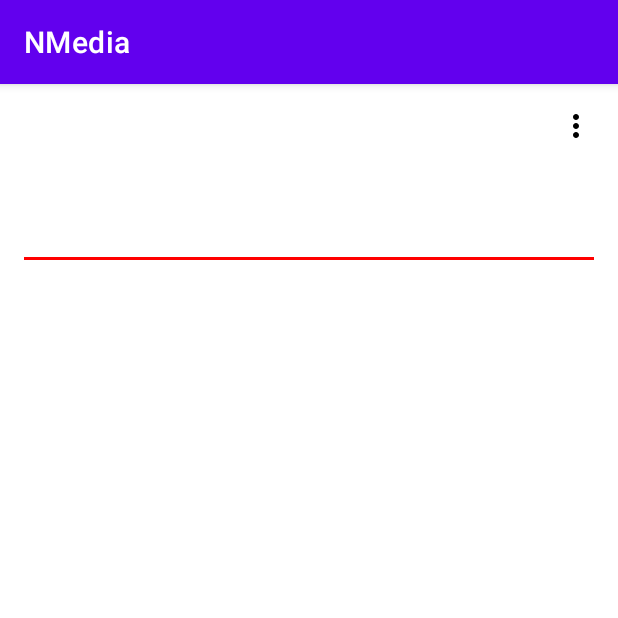
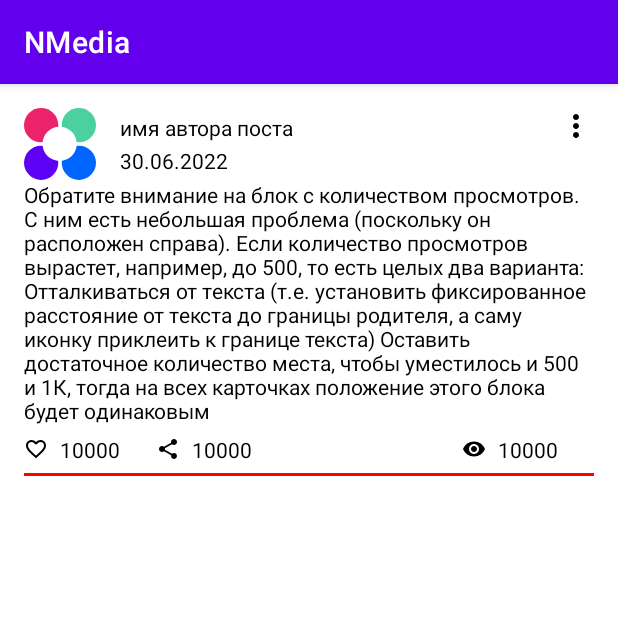
Before and after one commit to Alvari1/and2homeworks, an Android app: the screen it shows after launch (MainActivity), on a phone screen of 412 x 824 dp, the top half of it. Run offline under Robolectric (Android 15) with nearby library versions, the light colour scheme and no system bars.

Commit message:
fixed android values for texts

```diff
--- a/app/src/main/res/layout/post_list_item.xml
+++ b/app/src/main/res/layout/post_list_item.xml
@@ -13,7 +13,7 @@
         android:contentDescription="@string/avatar_description"
         app:layout_constraintStart_toStartOf="parent"
         app:layout_constraintTop_toTopOf="parent"
-        tools:srcCompat="@drawable/ic_netology_48dp" />
+        android:src="@drawable/ic_netology_48dp" />
 
     <androidx.appcompat.widget.AppCompatTextView
         android:id="@+id/authorName"
@@ -28,7 +28,7 @@
         app:layout_constraintStart_toEndOf="@+id/avatar"
         app:layout_constraintTop_toTopOf="@+id/avatar"
         android:textColor="@android:color/black"
-        tools:text="имя автора поста" />
+        android:text="имя автора поста" />
 
     <androidx.appcompat.widget.AppCompatTextView
         android:id="@+id/date"
@@ -41,7 +41,7 @@
         app:layout_constraintStart_toStartOf="@id/authorName"
         app:layout_constraintTop_toBottomOf="@id/authorName"
         android:textColor="@android:color/black"
-        tools:text="DD.MM.YYYY" />
+        android:text="30.06.2022" />
 
     <androidx.appcompat.widget.AppCompatImageButton
         android:id="@+id/options"
@@ -67,6 +67,7 @@
         android:layout_height="wrap_content"
         app:layout_constraintTop_toBottomOf="@id/headerBarrier"
         android:textColor="@android:color/black"
+        android:text="@string/sample_text"
         tools:text="@tools:sample/lorem/random" />
 
     <androidx.constraintlayout.widget.Barrier
@@ -81,11 +82,10 @@
         android:layout_width="@dimen/bottom_icon_size"
         android:layout_height="@dimen/bottom_icon_size"
         android:layout_marginTop="@dimen/small_spacing"
-        android:background="@android:color/transparent"
         android:contentDescription="@string/likes_description"
         app:layout_constraintStart_toStartOf="parent"
         app:layout_constraintTop_toBottomOf="@+id/bottomBarrier"
-        tools:srcCompat="@drawable/ic_favorite_border_24dp" />
+        android:src="@drawable/ic_favorite_border_24dp" />
 
     <androidx.appcompat.widget.AppCompatTextView
         android:id="@+id/likesCount"
@@ -97,18 +97,17 @@
         app:layout_constraintTop_toTopOf="@id/likePic"
         app:layout_constraintStart_toEndOf="@id/likePic"
         android:textColor="@android:color/black"
-        tools:text="100000" />
+        android:text="10000" />
 
     <ImageView
         android:id="@+id/sharesPic"
         android:layout_width="@dimen/bottom_icon_size"
         android:layout_height="@dimen/bottom_icon_size"
-        android:background="@android:color/transparent"
         android:contentDescription="@string/shares_description"
         app:layout_constraintBottom_toBottomOf="@id/likePic"
         app:layout_constraintTop_toTopOf="@id/likePic"
         app:layout_constraintStart_toEndOf="@id/likesCount"
-        tools:srcCompat="@drawable/ic_share_24dp" />
+        android:src="@drawable/ic_share_24dp" />
 
     <androidx.appcompat.widget.AppCompatTextView
         android:id="@+id/sharesCount"
@@ -122,19 +121,18 @@
         app:layout_constraintHorizontal_bias="0.0"
         app:layout_constraintStart_toEndOf="@id/sharesPic"
         android:textColor="@android:color/black"
-        tools:text="10000" />
+        android:text="10000" />
 
     <ImageView
         android:id="@+id/viewsPic"
         android:layout_width="@dimen/bottom_icon_size"
         android:layout_height="@dimen/bottom_icon_size"
         android:layout_marginEnd="@dimen/small_spacing"
-        android:background="@android:color/transparent"
         android:contentDescription="@string/views_description"
         app:layout_constraintBottom_toBottomOf="@id/likePic"
         app:layout_constraintTop_toTopOf="@id/likePic"
         app:layout_constraintEnd_toStartOf="@id/viewsCount"
-        tools:srcCompat="@drawable/ic_visibility_24dp" />
+        android:src="@drawable/ic_visibility_24dp" />
 
     <androidx.appcompat.widget.AppCompatTextView
         android:id="@+id/viewsCount"
@@ -145,7 +143,7 @@
         app:layout_constraintEnd_toEndOf="parent"
         app:layout_constraintTop_toTopOf="@id/sharesPic"
         android:textColor="@android:color/black"
-        tools:text="10000" />
+        android:text="10000" />
 
     <androidx.appcompat.widget.AppCompatTextView
         android:id="@+id/endLine"
--- a/app/src/main/res/values/strings.xml
+++ b/app/src/main/res/values/strings.xml
@@ -6,7 +6,7 @@
     <string name="shares_description">Share pic</string>
     <string name="views_description">Share pic</string>
     <string name="options_description">Options</string>
-
+    <string name="sample_text">Обратите внимание на блок с количеством просмотров. С ним есть небольшая проблема (поскольку он расположен справа). Если количество просмотров вырастет, например, до 500, то есть целых два варианта: Отталкиваться от текста (т.е. установить фиксированное расстояние от текста до границы родителя, а саму иконку приклеить к границе текста) Оставить достаточное количество места, чтобы уместилось и 500 и 1К, тогда на всех карточках положение этого блока будет одинаковым</string>
 
 
 </resources>
```
Also changed, not shown: 1 other file.
